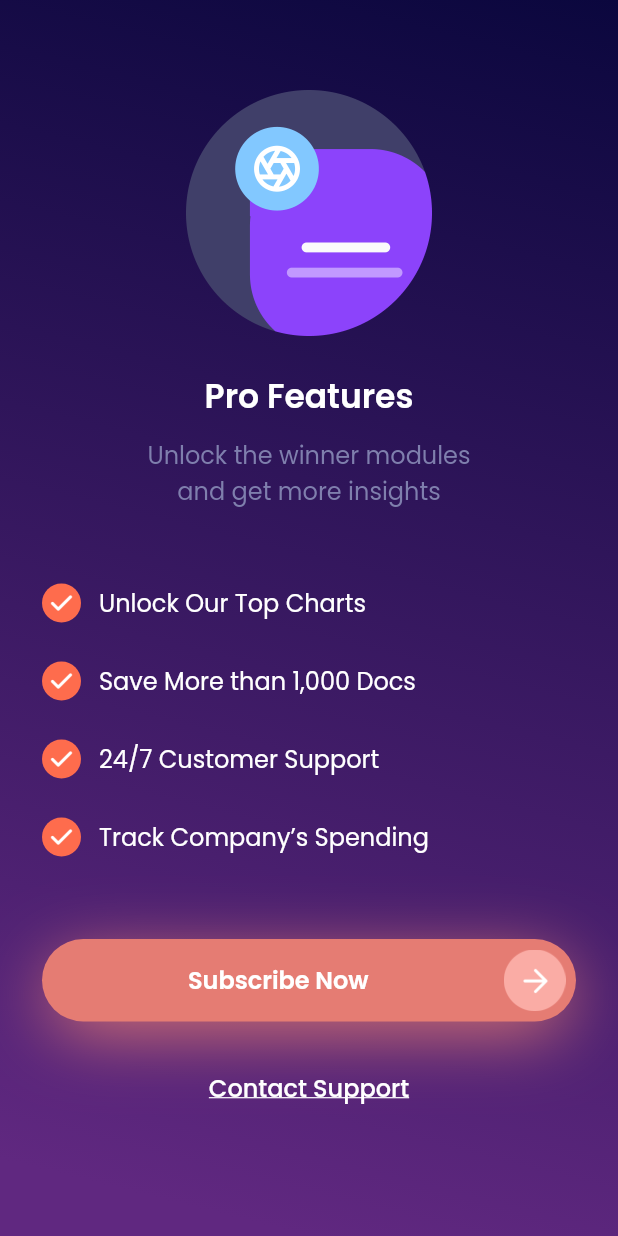
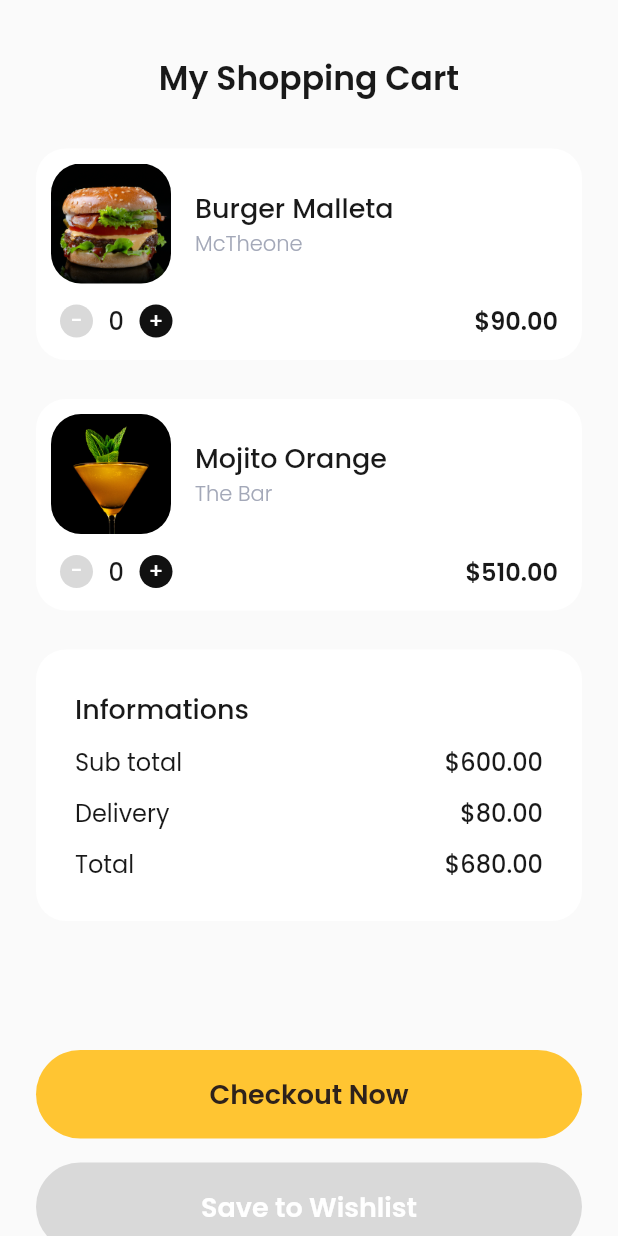
Before and after one commit to kouseina/sevendays-challenge-splicing-ui, a Flutter app: the screen it shows after launch, on a phone screen of 412 x 824 dp. Run offline on Flutter 3.47's test engine with Material 2 defaults, Android fonts, the phone set to English and light mode, and no system bars; our stand-ins replace google_fonts.

Commit message:
feat: add first random cart screen

```diff
--- a/lib/main.dart
+++ b/lib/main.dart
@@ -2,6 +2,7 @@ import 'package:flutter/material.dart';
 import 'package:sevendays/pages/first_empty.dart';
 import 'package:sevendays/pages/first_getstarted.dart';
 import 'package:sevendays/pages/first_pricing.dart';
+import 'package:sevendays/pages/first_random.dart';
 import 'package:sevendays/pages/first_rating.dart';
 import 'package:sevendays/pages/first_signin.dart';
 import 'package:sevendays/pages/first_splash.dart';
@@ -23,7 +24,7 @@ class SevenDays extends StatelessWidget {
       theme: ThemeData(
         primarySwatch: Colors.blue,
       ),
-      home: SecondPricing(),
+      home: FirstRandom(),
     );
   }
 }
--- /dev/null
+++ b/lib/pages/first_random.dart
@@ -0,0 +1,161 @@
+import 'package:flutter/material.dart';
+import 'package:google_fonts/google_fonts.dart';
+import 'package:sevendays/widgets/list_cart_item.dart';
+
+class FirstRandom extends StatelessWidget {
+  const FirstRandom({Key? key}) : super(key: key);
+
+  @override
+  Widget build(BuildContext context) {
+    Widget detailPrice({
+      String title = '',
+      String price = '',
+    }) {
+      return Row(
+        mainAxisAlignment: MainAxisAlignment.spaceBetween,
+        children: [
+          Text(
+            title,
+            style: GoogleFonts.poppins(
+              fontSize: 16,
+              color: Color(0xff191919),
+            ),
+          ),
+          Text(
+            '\$$price',
+            style: GoogleFonts.poppins(
+              fontSize: 16,
+              color: Color(0xff191919),
+              fontWeight: FontWeight.w500,
+            ),
+          ),
+        ],
+      );
+    }
+
+    return Scaffold(
+      backgroundColor: Color(0xffFAFAFA),
+      body: SafeArea(
+        child: SingleChildScrollView(
+          child: Padding(
+            padding:
+                const EdgeInsets.only(top: 36, left: 24, right: 24, bottom: 24),
+            child: Column(
+              children: [
+                Center(
+                  child: Text(
+                    'My Shopping Cart',
+                    style: GoogleFonts.poppins(
+                      fontSize: 22,
+                      fontWeight: FontWeight.w600,
+                      color: Color(0xff191919),
+                    ),
+                  ),
+                ),
+                SizedBox(
+                  height: 30,
+                ),
+                ListCartItem(
+                  name: 'Burger Malleta',
+                  place: 'McTheone',
+                  imgUrl: 'assets/img_item_cart_1.png',
+                  price: '90.00',
+                ),
+                ListCartItem(
+                  name: 'Mojito Orange',
+                  place: 'The Bar',
+                  imgUrl: 'assets/img_item_cart_2.png',
+                  price: '510.00',
+                ),
+                Container(
+                  width: double.infinity,
+                  margin: EdgeInsets.only(bottom: 26),
+                  padding: EdgeInsets.all(26),
+                  decoration: BoxDecoration(
+                    color: Colors.white,
+                    borderRadius: BorderRadius.circular(20),
+                  ),
+                  child: Column(
+                    crossAxisAlignment: CrossAxisAlignment.start,
+                    children: [
+                      Text(
+                        'Informations',
+                        style: GoogleFonts.poppins(
+                          fontSize: 18,
+                          color: Color(0xff191919),
+                          fontWeight: FontWeight.w500,
+                        ),
+                      ),
+                      SizedBox(
+                        height: 10,
+                      ),
+                      detailPrice(title: 'Sub total', price: '600.00'),
+                      SizedBox(
+                        height: 10,
+                      ),
+                      detailPrice(title: 'Delivery', price: '80.00'),
+                      SizedBox(
+                        height: 10,
+                      ),
+                      detailPrice(title: 'Total', price: '680.00'),
+                    ],
+                  ),
+                ),
+                SizedBox(
+                  height: 60,
+                ),
+                InkWell(
+                  onTap: () {},
+                  borderRadius: BorderRadius.circular(53),
+                  child: Container(
+                    width: double.infinity,
+                    padding: EdgeInsets.all(16),
+                    decoration: BoxDecoration(
+                      color: Color(0xffFFC532),
+                      borderRadius: BorderRadius.circular(53),
+                    ),
+                    child: Align(
+                      child: Text(
+                        'Checkout Now',
+                        style: GoogleFonts.poppins(
+                          fontSize: 18,
+                          fontWeight: FontWeight.w600,
+                          color: Color(0xff2E221B),
+                        ),
+                      ),
+                    ),
+                  ),
+                ),
+                SizedBox(
+                  height: 16,
+                ),
+                InkWell(
+                  onTap: () {},
+                  borderRadius: BorderRadius.circular(53),
+                  child: Container(
+                    width: double.infinity,
+                    padding: EdgeInsets.all(16),
+                    decoration: BoxDecoration(
+                      color: Color(0xffD9D9D9),
+                      borderRadius: BorderRadius.circular(53),
+                    ),
+                    child: Align(
+                      child: Text(
+                        'Save to Wishlist',
+                        style: GoogleFonts.poppins(
+                          fontSize: 18,
+                          fontWeight: FontWeight.w600,
+                          color: Colors.white,
+                        ),
+                      ),
+                    ),
+                  ),
+                )
+              ],
+            ),
+          ),
+        ),
+      ),
+    );
+  }
+}
--- /dev/null
+++ b/lib/widgets/list_cart_item.dart
@@ -0,0 +1,161 @@
+import 'package:flutter/material.dart';
+import 'package:google_fonts/google_fonts.dart';
+
+class ListCartItem extends StatefulWidget {
+  String name;
+  String place;
+  int mount;
+  String imgUrl;
+  String price;
+
+  ListCartItem(
+      {this.name = '',
+      this.place = '',
+      this.mount = 0,
+      this.imgUrl = 'assets/img_item_cart_1.png',
+      this.price = ''});
+
+  @override
+  _ListCartItemState createState() => _ListCartItemState();
+}
+
+class _ListCartItemState extends State<ListCartItem> {
+  @override
+  Widget build(BuildContext context) {
+    return Container(
+      width: double.infinity,
+      margin: EdgeInsets.only(bottom: 26),
+      padding: EdgeInsets.all(10),
+      decoration: BoxDecoration(
+        color: Colors.white,
+        borderRadius: BorderRadius.circular(20),
+      ),
+      child: Column(
+        children: [
+          Row(
+            children: [
+              ClipRRect(
+                borderRadius: BorderRadius.circular(20),
+                child: Image.asset(
+                  widget.imgUrl,
+                  width: 80,
+                ),
+              ),
+              SizedBox(
+                width: 16,
+              ),
+              Column(
+                crossAxisAlignment: CrossAxisAlignment.start,
+                children: [
+                  Text(
+                    widget.name,
+                    style: GoogleFonts.poppins(
+                      fontSize: 18,
+                      fontWeight: FontWeight.w500,
+                      color: Color(0xff191919),
+                    ),
+                  ),
+                  Text(
+                    widget.place,
+                    style: GoogleFonts.poppins(
+                      fontSize: 14,
+                      fontWeight: FontWeight.w300,
+                      color: Color(0xffA3A8B8),
+                    ),
+                  ),
+                ],
+              ),
+            ],
+          ),
+          Padding(
+            padding:
+                const EdgeInsets.only(left: 6, right: 6, top: 13, bottom: 4),
+            child: Row(
+              mainAxisAlignment: MainAxisAlignment.spaceBetween,
+              children: [
+                Container(
+                  width: 75,
+                  child: Row(
+                    mainAxisAlignment: MainAxisAlignment.spaceBetween,
+                    children: [
+                      InkWell(
+                        onTap: () {
+                          setState(() {
+                            if (widget.mount > 0) {
+                              widget.mount--;
+                            }
+                          });
+                        },
+                        borderRadius: BorderRadius.circular(50),
+                        child: Container(
+                          width: 22,
+                          height: 22,
+                          decoration: BoxDecoration(
+                            color: Color(0xffD9D9D9),
+                            borderRadius: BorderRadius.circular(50),
+                          ),
+                          child: Align(
+                            child: Text(
+                              '-',
+                              style: GoogleFonts.poppins(
+                                fontSize: 14,
+                                fontWeight: FontWeight.w500,
+                                color: Colors.white,
+                              ),
+                            ),
+                          ),
+                        ),
+                      ),
+                      Text(
+                        widget.mount.toString(),
+                        style: GoogleFonts.poppins(
+                          fontSize: 16,
+                          fontWeight: FontWeight.w500,
+                          color: Color(0xff191919),
+                        ),
+                      ),
+                      InkWell(
+                        onTap: () {
+                          setState(() {
+                            widget.mount++;
+                          });
+                        },
+                        borderRadius: BorderRadius.circular(50),
+                        child: Container(
+                          width: 22,
+                          height: 22,
+                          decoration: BoxDecoration(
+                            color: Color(0xff111111),
+                            borderRadius: BorderRadius.circular(50),
+                          ),
+                          child: Align(
+                            child: Text(
+                              '+',
+                              style: GoogleFonts.poppins(
+                                fontSize: 14,
+                                fontWeight: FontWeight.w500,
+                                color: Colors.white,
+                              ),
+                            ),
+                          ),
+                        ),
+                      )
+                    ],
+                  ),
+                ),
+                Text(
+                  '\$${widget.price}',
+                  style: GoogleFonts.poppins(
+                    fontSize: 16,
+                    fontWeight: FontWeight.w600,
+                    color: Color(0xff191919),
+                  ),
+                ),
+              ],
+            ),
+          )
+        ],
+      ),
+    );
+  }
+}
```
Also changed, not shown: assets/img_booking.jpg (added), assets/img_item_cart_1.png (added), assets/img_item_cart_2.png (added).
